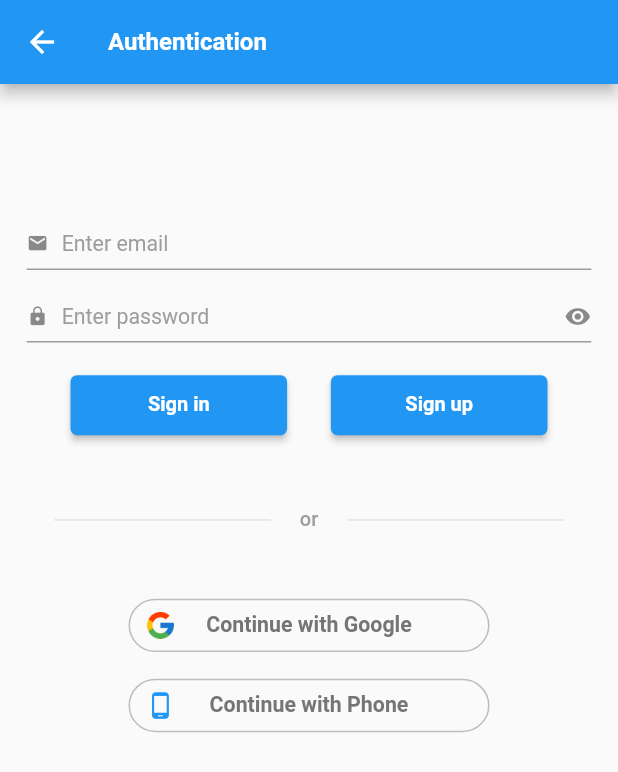
After one commit to hemantbeast/FlutterSamples, a Flutter app: the AuthenticationPage screen opened by its route, on a phone screen of 412 x 824 dp. The commit adds this screen. Shown: the top 772 px of the screen. Run offline on Flutter 3.47's test engine with Material 2 defaults, Android fonts, the phone set to English and light mode, and no system bars; our stand-ins replace dartz, firebase_analytics, firebase_core, firebase_crashlytics, firebase_messaging, flutter_hooks and 6 more; accounts and stored records are empty.

Commit message:
Implement authentication page UI
Signed-off-by: Hemant Sharma <hemantbeast@gmail.com>

```diff
--- /dev/null
+++ b/lib/providers/authentication/authentication_provider.dart
@@ -0,0 +1,35 @@
+import 'package:firebase_sample/providers/authentication/authentication_state.dart';
+import 'package:hooks_riverpod/hooks_riverpod.dart';
+
+final authenticationProvider = StateNotifierProvider.autoDispose<AuthenticationNotifier, AuthenticationState>((ref) {
+  return AuthenticationNotifier(ref: ref);
+});
+
+class AuthenticationNotifier extends StateNotifier<AuthenticationState> {
+  final Ref ref;
+
+  AuthenticationNotifier({required this.ref}) : super(AuthenticationState.initial());
+
+  Future mapEvents(AuthenticationEvent event) async {
+    event.map(
+        emailChanged: (value) => state = state.copyWith(email: value.email!),
+        passwordChanged: (value) => state = state.copyWith(password: value.password!),
+        visibilityChanged: (value) => state = state.copyWith(passwordVisibility: value.visibility),
+        login: (value) => login(),
+        register: (value) => register(),
+        googleLogin: (value) => googleLogin(),
+    );
+  }
+
+  login() {
+
+  }
+
+  register() {
+
+  }
+
+  googleLogin() {
+
+  }
+}
--- /dev/null
+++ b/lib/providers/authentication/authentication_state.dart
@@ -0,0 +1,36 @@
+import 'package:dartz/dartz.dart';
+import 'package:freezed_annotation/freezed_annotation.dart';
+
+part 'authentication_state.freezed.dart';
+
+@freezed
+class AuthenticationState with _$AuthenticationState {
+  const factory AuthenticationState({
+    required String email,
+    required String password,
+    required bool passwordVisibility,
+    required Option<Either<String, bool>> failureOrSuccess,
+  }) = _AuthenticationState;
+
+  factory AuthenticationState.initial() => AuthenticationState(
+    email: '',
+    password: '',
+    passwordVisibility: false,
+    failureOrSuccess: none()
+  );
+}
+
+@freezed
+class AuthenticationEvent with _$AuthenticationEvent {
+  const factory AuthenticationEvent.emailChanged({required String? email}) = EmailChanged;
+
+  const factory AuthenticationEvent.passwordChanged({required String? password}) = PasswordChanged;
+
+  const factory AuthenticationEvent.visibilityChanged({required bool visibility}) = VisibilityChanged;
+
+  const factory AuthenticationEvent.login() = Login;
+
+  const factory AuthenticationEvent.register() = Register;
+
+  const factory AuthenticationEvent.googleLogin() = GoogleLogin;
+}
--- a/lib/routes/app_router.dart
+++ b/lib/routes/app_router.dart
@@ -1,5 +1,6 @@
 import 'package:firebase_sample/routes/routes.dart';
 import 'package:firebase_sample/ui/analytics/analytics_page.dart';
+import 'package:firebase_sample/ui/authentication/authentication_page.dart';
 import 'package:firebase_sample/ui/index_page.dart';
 import 'package:flutter/material.dart';
 
@@ -23,6 +24,11 @@ class AppRouter {
         return MaterialPageRoute<dynamic>(
           builder: (context) => const AnalyticsPage(),
           settings: const RouteSettings(name: Routes.analytics)
+        );
+      case Routes.authentication:
+        return MaterialPageRoute<dynamic>(
+            builder: (context) => const AuthenticationPage(),
+            settings: const RouteSettings(name: Routes.authentication)
         );
       default:
         return _errorRoute();
--- a/lib/routes/routes.dart
+++ b/lib/routes/routes.dart
@@ -7,4 +7,6 @@ class Routes {
   static const String index = 'index';
 
   static const String analytics = '/analytics';
+
+  static const String authentication = '/authentication';
 }
--- a/lib/styles/app_styles.dart
+++ b/lib/styles/app_styles.dart
@@ -18,7 +18,7 @@ class AppStyles {
         ),
         textStyle: TextStyle(
             color: Colors.white,
-            fontSize: 14.sp,
+            fontSize: 15.sp,
             fontWeight: FontWeight.w600
         )
     );
--- /dev/null
+++ b/lib/ui/authentication/authentication_page.dart
@@ -0,0 +1,211 @@
+import 'package:firebase_sample/providers/authentication/authentication_provider.dart';
+import 'package:firebase_sample/providers/authentication/authentication_state.dart';
+import 'package:firebase_sample/styles/app_styles.dart';
+import 'package:firebase_sample/widgets/app_widgets.dart';
+import 'package:flutter/material.dart';
+import 'package:flutter_screenutil/flutter_screenutil.dart';
+import 'package:hooks_riverpod/hooks_riverpod.dart';
+
+class AuthenticationPage extends ConsumerStatefulWidget {
+  const AuthenticationPage({
+    Key? key,
+  }) : super(key: key);
+
+  @override
+  ConsumerState createState() => _AuthenticationPageState();
+}
+
+class _AuthenticationPageState extends ConsumerState<AuthenticationPage> {
+  @override
+  Widget build(BuildContext context) {
+    var state = ref.watch(authenticationProvider);
+    var event = ref.watch(authenticationProvider.notifier);
+
+    return GestureDetector(
+      onTap: () => FocusScope.of(context).unfocus(),
+      child: Scaffold(
+        appBar: AppWidgets.appBar('Authentication'),
+        body: Padding(
+          padding: EdgeInsets.all(20.r),
+          child: Column(
+            mainAxisAlignment: MainAxisAlignment.start,
+            crossAxisAlignment: CrossAxisAlignment.stretch,
+            children: [
+              const RSizedBox(
+                height: 80,
+              ),
+              TextField(
+                onChanged: (value) => event.mapEvents(AuthenticationEvent.emailChanged(email: value)),
+                decoration: inputDecoration(
+                  'Enter email',
+                  icon: Icon(Icons.email, size: 15.w)
+                ),
+              ),
+              const RSizedBox(
+                height: 15,
+              ),
+              TextField(
+                obscureText: !state.passwordVisibility,
+                keyboardType: TextInputType.visiblePassword,
+                onChanged: (value) => event.mapEvents(AuthenticationEvent.passwordChanged(password: value)),
+                decoration: inputDecoration(
+                  'Enter password',
+                  icon: Icon(Icons.lock, size: 15.w),
+                  suffixIcon: InkWell(
+                    child: Icon(
+                      state.passwordVisibility ? Icons.visibility_off : Icons.visibility,
+                    ),
+                    onTap: () => event.mapEvents(AuthenticationEvent.visibilityChanged(visibility: !state.passwordVisibility)),
+                  ),
+                ),
+              ),
+              const RSizedBox(
+                height: 20,
+              ),
+              Row(
+                mainAxisAlignment: MainAxisAlignment.spaceEvenly,
+                crossAxisAlignment: CrossAxisAlignment.start,
+                children: [
+                  ElevatedButton(
+                    onPressed: () => event.mapEvents(const AuthenticationEvent.login()),
+                    style: AppStyles.elevatedButtonStyle(context: context, width: 150.w),
+                    child: const Text('Sign in')
+                  ),
+                  ElevatedButton(
+                      onPressed: () => event.mapEvents(const AuthenticationEvent.register()),
+                      style: AppStyles.elevatedButtonStyle(context: context, width: 150.w),
+                      child: const Text('Sign up')
+                  ),
+                ],
+              ),
+              const RSizedBox(
+                height: 50,
+              ),
+              Row(
+                mainAxisAlignment: MainAxisAlignment.center,
+                crossAxisAlignment: CrossAxisAlignment.center,
+                children: [
+                  Container(
+                    color: Colors.grey.shade300,
+                    height: 1.h,
+                    width: 150.w,
+                    alignment: Alignment.center,
+                  ),
+                  const RSizedBox(
+                    width: 20,
+                  ),
+                  Text(
+                    'or',
+                    style: TextStyle(
+                      color: Colors.grey.shade500,
+                      fontSize: 15.sp,
+                      fontWeight: FontWeight.w500
+                    ),
+                  ),
+                  const RSizedBox(
+                    width: 20,
+                  ),
+                  Container(
+                    color: Colors.grey.shade300,
+                    height: 1.h,
+                    width: 150.w,
+                    alignment: Alignment.center,
+                  ),
+                ],
+              ),
+              const RSizedBox(
+                height: 50,
+              ),
+              Center(
+                child: InkWell(
+                  borderRadius: BorderRadius.circular(21.r),
+                  child: Ink(
+                    height: 40.h,
+                    width: 250.w,
+                    padding: EdgeInsets.symmetric(horizontal: 12.r),
+                    decoration: BoxDecoration(
+                      border: Border.all(color: Colors.grey.shade400),
+                      borderRadius: BorderRadius.circular(20.r),
+                    ),
+                    child: Stack(
+                      children: [
+                        Align(
+                          alignment: Alignment.centerLeft,
+                          child: Image.asset('assets/ic_google.png', height: 20.h, width: 20.w)
+                        ),
+                        Align(
+                          alignment: Alignment.center,
+                          child: Text(
+                            'Continue with Google',
+                            style: TextStyle(
+                                color: Colors.grey.shade600,
+                                fontSize: 16.sp,
+                                fontWeight: FontWeight.w600
+                            ),
+                          ),
+                        )
+                      ],
+                    ),
+                  ),
+                  onTap: () => event.mapEvents(const AuthenticationEvent.googleLogin()),
+                ),
+              ),
+              const RSizedBox(
+                height: 20,
+              ),
+              Center(
+                child: InkWell(
+                  borderRadius: BorderRadius.circular(21.r),
+                  child: Ink(
+                    height: 40.h,
+                    width: 250.w,
+                    padding: EdgeInsets.symmetric(horizontal: 12.r),
+                    decoration: BoxDecoration(
+                      border: Border.all(color: Colors.grey.shade400),
+                      borderRadius: BorderRadius.circular(20.r),
+                    ),
+                    child: Stack(
+                      children: [
+                        Align(
+                          alignment: Alignment.centerLeft,
+                          child: Icon(Icons.phone_android, color: Colors.blue, size: 20.w)
+                        ),
+                        Align(
+                          alignment: Alignment.center,
+                          child: Text(
+                            'Continue with Phone',
+                            style: TextStyle(
+                                color: Colors.grey.shade600,
+                                fontSize: 16.sp,
+                                fontWeight: FontWeight.w600
+                            ),
+                          ),
+                        )
+                      ],
+                    ),
+                  ),
+                  onTap: () {},
+                ),
+              )
+            ],
+          )
+        ),
+      ),
+    );
+  }
+
+  InputDecoration inputDecoration(String text, {Widget? icon, Widget? suffixIcon}) {
+    return InputDecoration(
+      isDense: true,
+      hintText: text,
+      hintStyle: TextStyle(color: Colors.grey, fontSize: 16.sp, fontWeight: FontWeight.w400),
+      prefixIcon: Padding(
+        padding: EdgeInsets.only(right: 10.r),
+        child: icon,
+      ),
+      prefixIconConstraints: BoxConstraints(minHeight: 2.h, minWidth: 2.w),
+      suffixIcon: suffixIcon,
+      suffixIconConstraints: BoxConstraints(minHeight: 2.h, minWidth: 2.w)
+    );
+  }
+}
--- a/lib/ui/index_page.dart
+++ b/lib/ui/index_page.dart
@@ -47,6 +47,14 @@ class _IndexPageState extends State<IndexPage> {
                 onPressed: () => crashApp(),
                 style: AppStyles.elevatedButtonStyle(context: context, width: 150.h),
                 child: const Text('Crash app')
+            ),
+            SizedBox(
+              height: 20.h,
+            ),
+            ElevatedButton(
+                onPressed: () => AppRouter.pushNamed(Routes.authentication),
+                style: AppStyles.elevatedButtonStyle(context: context, width: 150.h),
+                child: const Text('Authentication')
             ),
           ],
         ),
--- a/pubspec.yaml
+++ b/pubspec.yaml
@@ -30,12 +30,13 @@ dependencies:
   flutter:
     sdk: flutter
 
-
   # The following adds the Cupertino Icons font to your application.
   # Use with the CupertinoIcons class for iOS style icons.
   cupertino_icons: ^1.0.5
+  dartz: ^0.10.1
   firebase_core: ^1.20.0
   firebase_analytics: ^9.3.0
+  firebase_auth: ^3.6.2
   firebase_crashlytics: ^2.8.6
   firebase_messaging: ^12.0.1
   freezed_annotation: ^2.1.0
@@ -73,6 +74,8 @@ flutter:
   # To add assets to your application, add an assets section, like this:
   assets:
     - assets/
+    - assets/2x/
+    - assets/3x/
 
   # An image asset can refer to one or more resolution-specific "variants", see
   # https://flutter.dev/assets-and-images/#resolution-aware.
```
Also changed, not shown: assets/2x/ic_google.png (added), assets/3x/ic_google.png (added), assets/ic_google.png (added), lib/firebase_options.dart, lib/providers/authentication/authentication_state.freezed.dart (added), pubspec.lock, 3 other files.
